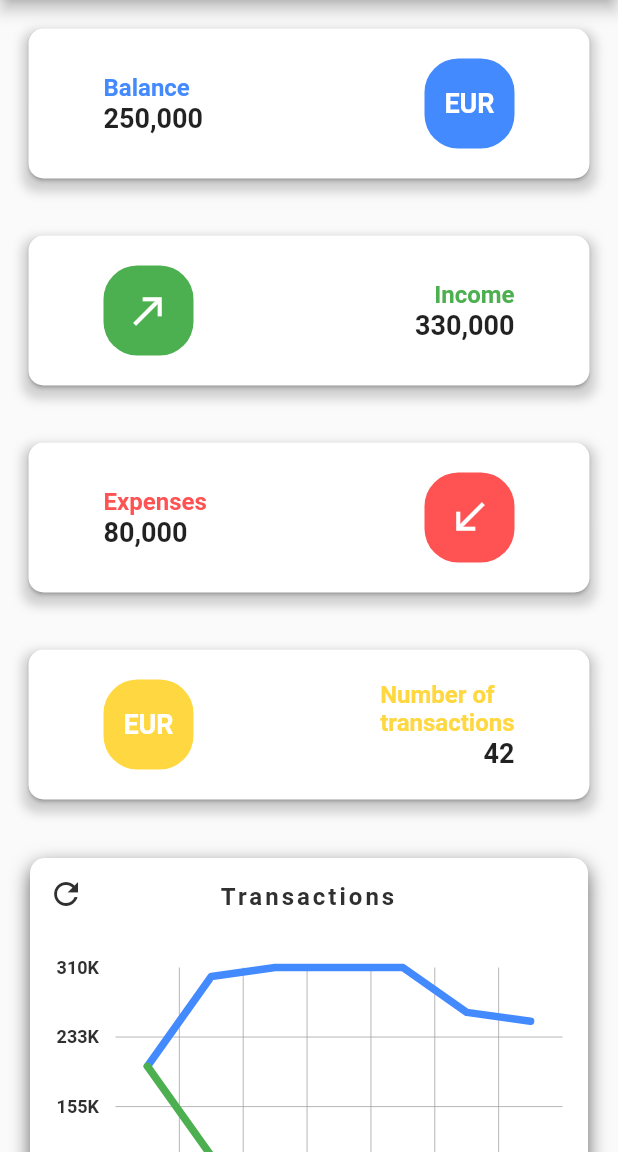
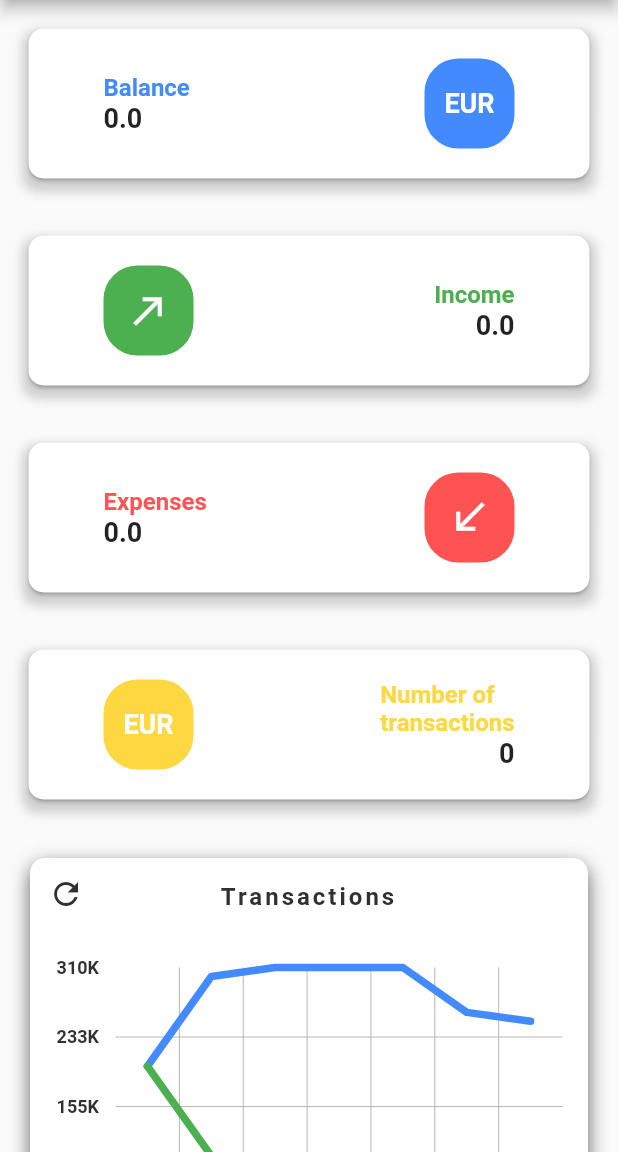
Before and after one commit to JorisTruong/homeaccountant-app, a Flutter app: the screen it shows after launch, on a phone screen of 412 x 824 dp, the part 84-1236 px from its top. Run offline on Flutter 3.47's test engine with Material 2 defaults, Android fonts, the phone set to English and light mode, and no system bars; drawn by our look-alikes of fl_chart, sliding_up_panel; our stand-ins replace flutter_redux, redux, sqflite; missing offline and left inert: flutter_date_pickers, flutter_iconpicker, keyboard_avoider; accounts and stored records are empty; statements that could not run were skipped.

Commit message:
feat: integrated queries for homepage

```diff
--- a/lib/screen/homepage.dart
+++ b/lib/screen/homepage.dart
@@ -12,6 +12,8 @@ import 'package:homeaccountantapp/components/main_card.dart';
 import 'package:homeaccountantapp/components/line_chart.dart';
 import 'package:homeaccountantapp/components/navigation_drawer.dart';
 import 'package:homeaccountantapp/components/speed_dial.dart';
+import 'package:homeaccountantapp/database/database.dart';
+import 'package:homeaccountantapp/database/queries/transactions.dart';
 import 'package:homeaccountantapp/redux/actions/actions.dart';
 import 'package:homeaccountantapp/redux/models/models.dart';
 
@@ -106,10 +108,46 @@ class _MyHomePageState extends State<MyHomePage> with TickerProviderStateMixin {
                     child: Column(
                       mainAxisAlignment: MainAxisAlignment.center,
                       children: [
-                        MainCard('Balance', currency, balance, baseColors.blue, 'left'),
-                        MainCard('Income', Icons.call_made, incomeAll, baseColors.green, 'right'),
-                        MainCard('Expenses', Icons.call_received, expensesAll, baseColors.red, 'left'),
-                        MainCard('Number of\ntransactions', currency, transactionNumber, baseColors.yellow, 'right'),
+                        FutureBuilder(
+                          future: getTotalBalance(databaseClient.db, _store.state.dateRange, _store.state.accountId),
+                          builder: (BuildContext context, AsyncSnapshot<double> snapshot) {
+                            if (snapshot.hasData) {
+                              return MainCard('Balance', currency, snapshot.data.toString(), baseColors.blue, 'left');
+                            } else {
+                              return MainCard('Balance', currency, '', baseColors.blue, 'left');
+                            }
+                          },
+                        ),
+                        FutureBuilder(
+                          future: getTotalIncome(databaseClient.db, _store.state.dateRange, _store.state.accountId),
+                          builder: (BuildContext context, AsyncSnapshot<double> snapshot) {
+                            if (snapshot.hasData) {
+                              return MainCard('Income', Icons.call_made, snapshot.data.toString(), baseColors.green, 'right');
+                            } else {
+                              return MainCard('Income', Icons.call_made, '', baseColors.green, 'right');
+                            }
+                          },
+                        ),
+                        FutureBuilder(
+                          future: getTotalExpense(databaseClient.db, _store.state.dateRange, _store.state.accountId),
+                          builder: (BuildContext context, AsyncSnapshot<double> snapshot) {
+                            if (snapshot.hasData) {
+                              return MainCard('Expenses', Icons.call_received, snapshot.data.toString(), baseColors.red, 'left');
+                            } else {
+                              return MainCard('Expenses', Icons.call_received, '', baseColors.red, 'left');
+                            }
+                          },
+                        ),
+                        FutureBuilder(
+                          future: getTransactionsCount(databaseClient.db, _store.state.dateRange, _store.state.accountId),
+                          builder: (BuildContext context, AsyncSnapshot<int> snapshot) {
+                            if (snapshot.hasData) {
+                              return MainCard('Number of\ntransactions', currency, snapshot.data.toString(), baseColors.yellow, 'right');
+                            } else {
+                              return MainCard('Number of\ntransactions', currency, '', baseColors.yellow, 'right');
+                            }
+                          },
+                        ),
                         // TODO: Replace durationType by the rangeType in store (cannot do yet because of data)
                         LineChartCard(title: 'Transactions', durationType: 'Week')
                       ],
```
Also changed, not shown: lib/database/queries/transactions.dart (+40 -8 lines).
